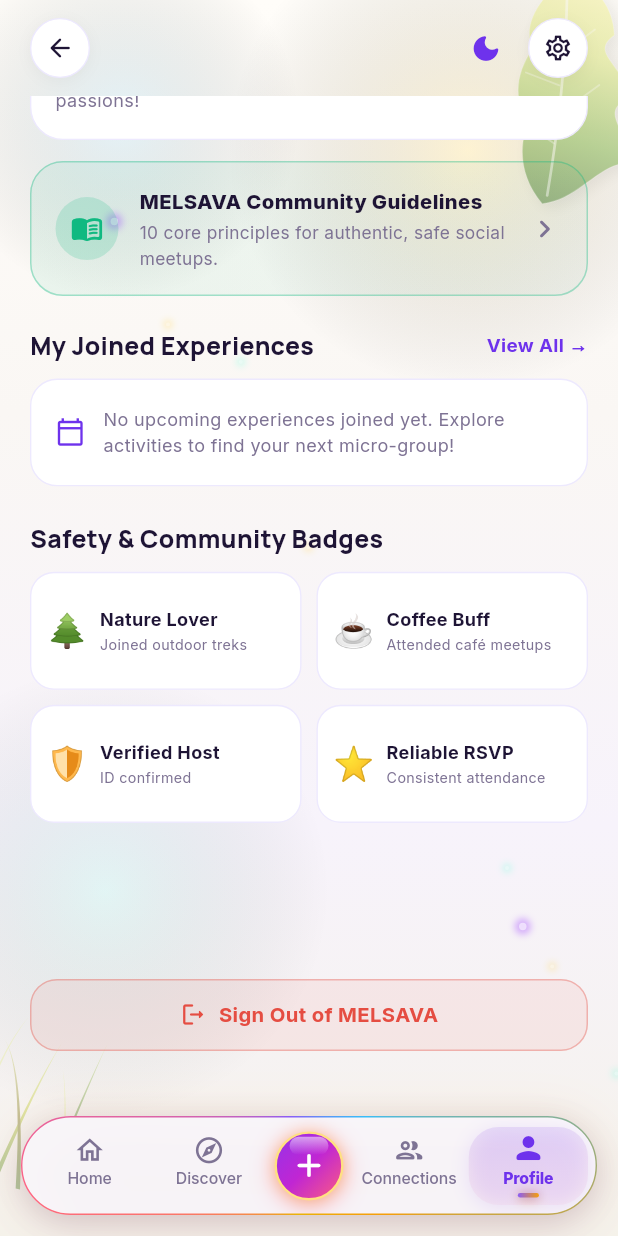
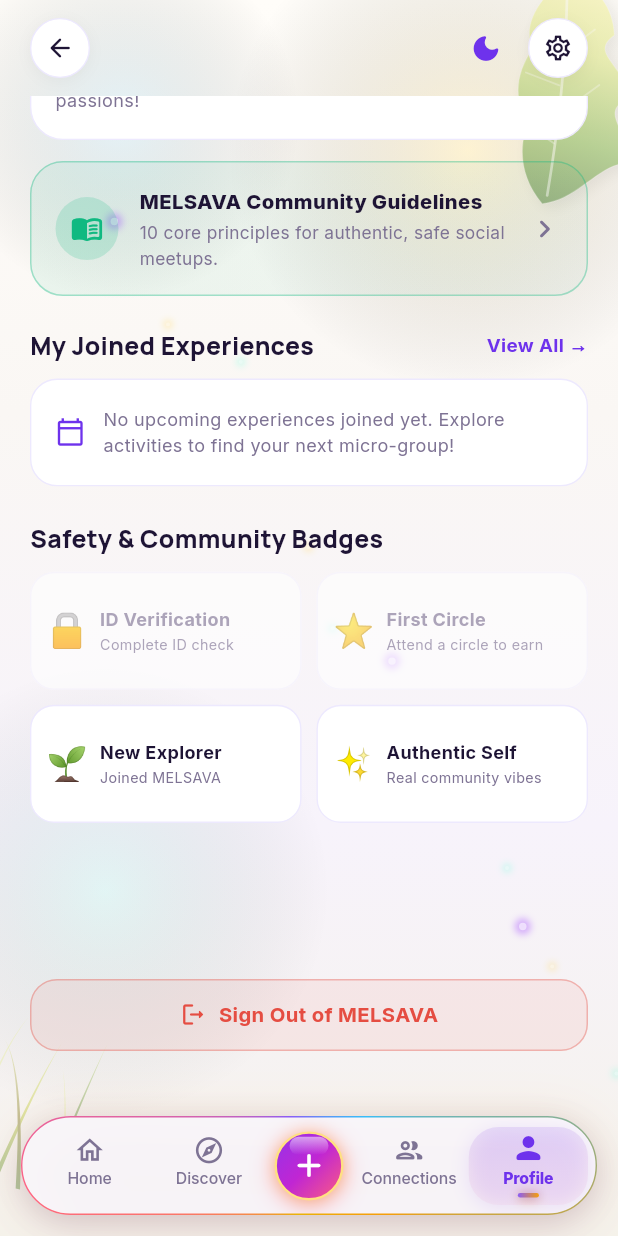
Before and after one commit to Subrata0Ghosh/melsava, a Flutter app: the ProfileScreen screen opened by its route, scrolled down 443 dp, on a phone screen of 412 x 824 dp. Run offline on Flutter 3.47's test engine with Material 3 defaults, Android fonts, the phone set to English and light mode, and no system bars; our stand-ins replace cached_network_image, flutter_dotenv, flutter_map, flutter_riverpod, geolocator, go_router and 7 more; accounts and stored records are empty; network calls fail.

Commit message:
fix(experiences): redesign card action footer with balanced luxury layout; make profile badges 100% dynamic

```diff
--- a/lib/features/profile/presentation/profile_screen.dart
+++ b/lib/features/profile/presentation/profile_screen.dart
@@ -9,6 +9,7 @@ import '../../../core/services/location_providers.dart';
 import '../../../shared/widgets/app_smart_image.dart';
 import '../../../shared/widgets/confirmation_dialog.dart';
 import '../../../shared/widgets/botanical_leaf_decoration.dart';
+import '../../auth/domain/app_user.dart';
 import '../../auth/presentation/auth_providers.dart';
 import '../../connections/data/connections_repository.dart';
 import '../../experiences/data/experiences_repository.dart';
@@ -727,6 +728,8 @@ class ProfileScreen extends ConsumerWidget {
                       const SizedBox(height: 10),
 
                       _buildBadgesGrid(
+                        user,
+                        myBundle,
                         isDark,
                         cardBg,
                         borderColor,
@@ -966,18 +969,129 @@ class ProfileScreen extends ConsumerWidget {
   }
 
   Widget _buildBadgesGrid(
+    AppUser? user,
+    MyExperiencesBundle myBundle,
     bool isDark,
     Color cardBg,
     Color borderColor,
     Color primaryTextColor,
     Color mutedTextColor,
   ) {
-    final badges = [
-      {'icon': '🌲', 'title': 'Nature Lover', 'desc': 'Joined outdoor treks'},
-      {'icon': '☕', 'title': 'Coffee Buff', 'desc': 'Attended café meetups'},
-      {'icon': '🛡️', 'title': 'Verified Host', 'desc': 'ID confirmed'},
-      {'icon': '⭐', 'title': 'Reliable RSVP', 'desc': 'Consistent attendance'},
-    ];
+    final isVerified = user?.isVerified == true;
+    final attendedCount = myBundle.attended.length;
+    final interests = (user?.interests ?? [])
+        .map((i) => i.toLowerCase().trim())
+        .toList();
+
+    final List<Map<String, dynamic>> badges = [];
+
+    // 1. Verification Badge (Real ID / Selfie Check from DB)
+    if (isVerified) {
+      badges.add({
+        'icon': '🛡️',
+        'title': 'Verified Member',
+        'desc': 'ID & Profile Confirmed',
+        'unlocked': true,
+      });
+    } else {
+      badges.add({
+        'icon': '🔒',
+        'title': 'ID Verification',
+        'desc': 'Complete ID check',
+        'unlocked': false,
+      });
+    }
+
+    // 2. Attendance Badge (Real confirmed circle attendance)
+    if (attendedCount > 0) {
+      badges.add({
+        'icon': '⭐',
+        'title': 'Reliable RSVP',
+        'desc': '$attendedCount ${attendedCount == 1 ? 'circle' : 'circles'} attended',
+        'unlocked': true,
+      });
+    } else {
+      badges.add({
+        'icon': '⭐',
+        'title': 'First Circle',
+        'desc': 'Attend a circle to earn',
+        'unlocked': false,
+      });
+    }
+
+    // 3. Host / Community Badge (Real curated host role)
+    final isHost = user != null &&
+        (myBundle.upcoming.any((e) => e.hostId == user.id) ||
+            myBundle.attended.any((e) => e.hostId == user.id) ||
+            user.email.toLowerCase().contains('admin'));
+    if (isHost) {
+      badges.add({
+        'icon': '🌿',
+        'title': 'Curated Host',
+        'desc': 'Verified circle guide',
+        'unlocked': true,
+      });
+    } else if (interests.any((i) => i.contains('nature') || i.contains('hike') || i.contains('trek'))) {
+      badges.add({
+        'icon': '🌲',
+        'title': 'Nature Lover',
+        'desc': 'Outdoor explorer',
+        'unlocked': true,
+      });
+    } else if (interests.any((i) => i.contains('coffee') || i.contains('tea'))) {
+      badges.add({
+        'icon': '☕',
+        'title': 'Coffee Buff',
+        'desc': 'Café culture lover',
+        'unlocked': true,
+      });
+    } else {
+      badges.add({
+        'icon': '🌱',
+        'title': 'New Explorer',
+        'desc': 'Joined MELSAVA',
+        'unlocked': true,
+      });
+    }
+
+    // 4. Passion / Creative Badge (Derived from real user interests)
+    if (interests.any((i) => i.contains('photo'))) {
+      badges.add({
+        'icon': '📷',
+        'title': 'Visual Creator',
+        'desc': 'Photography enthusiast',
+        'unlocked': true,
+      });
+    } else if (interests.any((i) => i.contains('art') || i.contains('pottery') || i.contains('craft'))) {
+      badges.add({
+        'icon': '🎨',
+        'title': 'Creative Spirit',
+        'desc': 'Arts & culture lover',
+        'unlocked': true,
+      });
+    } else if (interests.any((i) => i.contains('mindful') || i.contains('yoga') || i.contains('meditat'))) {
+      badges.add({
+        'icon': '🧘',
+        'title': 'Mindful Soul',
+        'desc': 'Wellness & peace',
+        'unlocked': true,
+      });
+    } else if (interests.any((i) => i.contains('coffee') || i.contains('tea')) &&
+        !badges.any((b) => b['title'] == 'Coffee Buff')) {
+      badges.add({
+        'icon': '☕',
+        'title': 'Coffee Buff',
+        'desc': 'Café culture lover',
+        'unlocked': true,
+      });
+    } else {
+      badges.add({
+        'icon': '✨',
+        'title': 'Authentic Self',
+        'desc': 'Real community vibes',
+        'unlocked': true,
+      });
+    }
 
     return GridView.builder(
       shrinkWrap: true,
@@ -991,16 +1105,22 @@ class ProfileScreen extends ConsumerWidget {
       ),
       itemBuilder: (context, index) {
         final b = badges[index];
-        return Container(
+        final isUnlocked = b['unlocked'] as bool? ?? true;
+        return Opacity(
+          opacity: isUnlocked ? 1.0 : 0.62,
+          child: Container(
             padding: const EdgeInsets.symmetric(horizontal: 10, vertical: 8),
             decoration: BoxDecoration(
               color: cardBg,
               borderRadius: BorderRadius.circular(16),
-            border: Border.all(color: borderColor, width: 0.9),
+              border: Border.all(
+                color: isUnlocked ? borderColor : borderColor.withValues(alpha: 0.5),
+                width: 0.9,
+              ),
             ),
             child: Row(
               children: [
-              Text(b['icon']!, style: const TextStyle(fontSize: 22)),
+                Text(b['icon'] as String, style: const TextStyle(fontSize: 22)),
                 const SizedBox(width: 8),
                 Expanded(
                   child: Column(
@@ -1008,15 +1128,17 @@ class ProfileScreen extends ConsumerWidget {
                     mainAxisAlignment: MainAxisAlignment.center,
                     children: [
                       Text(
-                      b['title']!,
+                        b['title'] as String,
                         style: TextStyle(
-                        color: primaryTextColor,
+                          color: isUnlocked
+                              ? primaryTextColor
+                              : mutedTextColor,
                           fontWeight: FontWeight.w700,
                           fontSize: 12,
                         ),
                       ),
                       Text(
-                      b['desc']!,
+                        b['desc'] as String,
                         style: TextStyle(color: mutedTextColor, fontSize: 9.5),
                         maxLines: 1,
                         overflow: TextOverflow.ellipsis,
@@ -1025,6 +1147,7 @@ class ProfileScreen extends ConsumerWidget {
                   ),
                 ),
               ],
+            ),
           ),
         );
       },
```
Also changed, not shown: lib/features/experiences/presentation/experiences_screen.dart (+105 -88 lines). Lines whose indentation alone changed are shown as unchanged.
